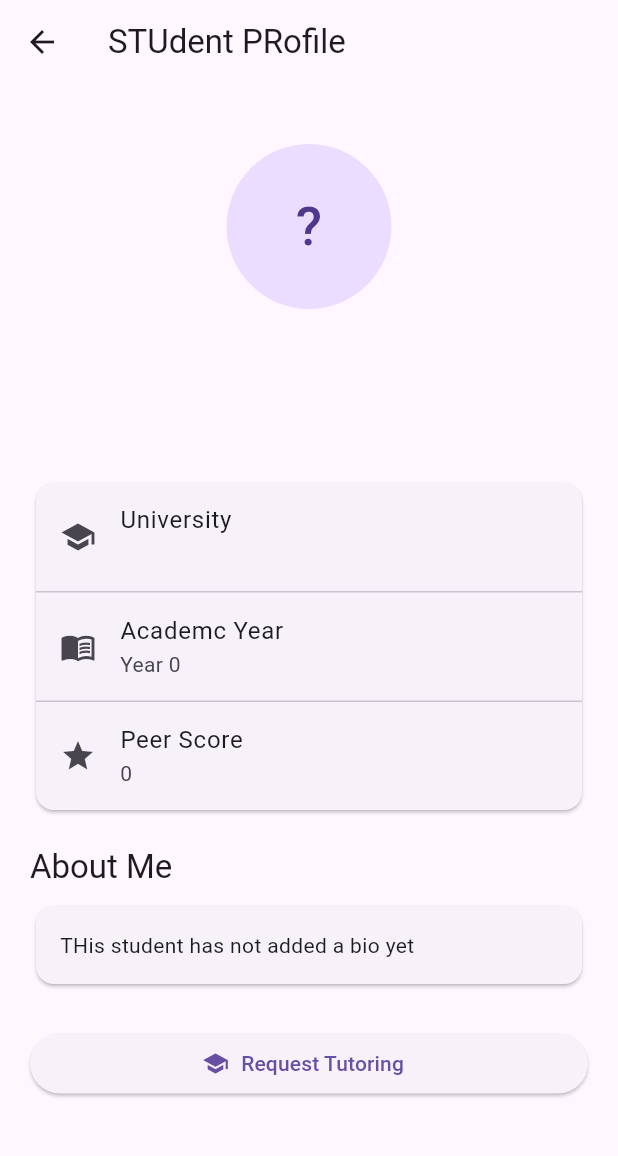
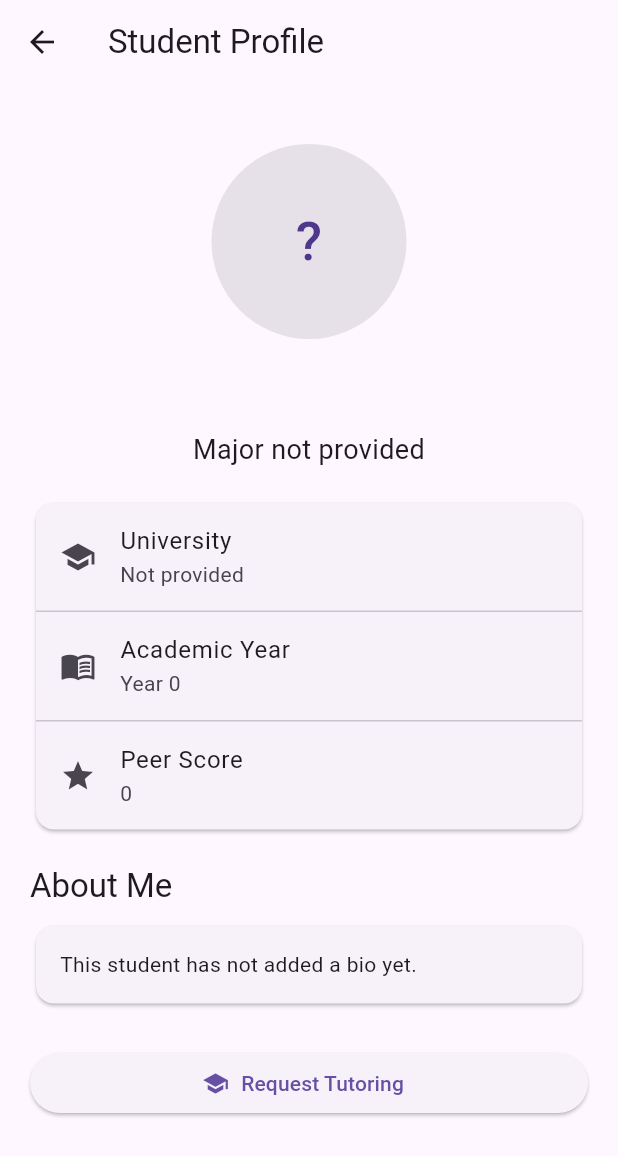
Before and after one commit to myozawthant813-deep/peer-tutoring, a Flutter app: the StudentProfilePage screen opened directly with empty values, on a phone screen of 412 x 824 dp. Shown: the top 1156 px of the screen. Run offline on Flutter 3.47's test engine with Material 3 defaults, Android fonts, the light colour scheme and no system bars; our stand-ins replace image_picker, shared_preferences; accounts and stored records are empty.

Commit message:
show each student profile

```diff
--- a/frontend/peer_tutoring/lib/pages/profile/student_profile_page.dart
+++ b/frontend/peer_tutoring/lib/pages/profile/student_profile_page.dart
@@ -1,10 +1,12 @@
 import 'package:flutter/material.dart';
+import 'package:peer_tutoring/Services/api_service.dart';
 import 'package:peer_tutoring/models/user.dart';
 import 'package:peer_tutoring/pages/tutors/request_tutoring_page.dart';
 
 class StudentProfilePage extends StatelessWidget {
   final int requesterId;
   final User user;
+
   const StudentProfilePage({
     super.key,
     required this.user,
@@ -13,72 +15,96 @@ class StudentProfilePage extends StatelessWidget {
 
   @override
   Widget build(BuildContext context) {
+    final imagePath = user.profileImage?.trim() ?? '';
+
+    final imageUrl = imagePath.isEmpty
+        ? ''
+        : imagePath.startsWith('http')
+            ? imagePath
+            : '${ApiService.baseUrl}$imagePath';
+
     return Scaffold(
       appBar: AppBar(
-        title: Text("STUdent PRofile"),
+        title: const Text('Student Profile'),
       ),
       body: SingleChildScrollView(
-        padding: EdgeInsets.all(20),
+        padding: const EdgeInsets.all(20),
         child: Column(
           crossAxisAlignment: CrossAxisAlignment.center,
           children: [
-            const SizedBox(
-              height: 20,
-            ),
+            const SizedBox(height: 20),
+
+            // Student profile picture
             CircleAvatar(
-              radius: 55,
-              child: Text(
+              radius: 65,
+              backgroundColor:
+                  Theme.of(context).colorScheme.surfaceContainerHighest,
+              backgroundImage:
+                  imageUrl.isNotEmpty ? NetworkImage(imageUrl) : null,
+              onBackgroundImageError: imageUrl.isNotEmpty
+                  ? (exception, stackTrace) {
+                      debugPrint('Student profile image error: $exception');
+                    }
+                  : null,
+              child: imageUrl.isEmpty
+                  ? Text(
                       user.name.isNotEmpty ? user.name[0].toUpperCase() : '?',
                       style: const TextStyle(fontSize: 36),
+                    )
+                  : null,
+            ),
+
+            const SizedBox(height: 15),
+
+            Text(
+              user.name,
+              textAlign: TextAlign.center,
+              style: const TextStyle(
+                fontSize: 26,
+                fontWeight: FontWeight.bold,
               ),
             ),
-            const SizedBox(
-              height: 15,
-            ),
+
+            const SizedBox(height: 8),
+
             Text(
-              user.name,
-              style: const TextStyle(fontSize: 26, fontWeight: FontWeight.bold),
-            ),
-            const SizedBox(
-              height: 15,
-            ),
-            Text(
-              user.major,
+              user.major.isNotEmpty ? user.major : 'Major not provided',
+              textAlign: TextAlign.center,
               style: const TextStyle(fontSize: 18),
             ),
-            const SizedBox(
-              height: 18,
-            ),
+
+            const SizedBox(height: 18),
+
             Card(
               child: Column(
                 children: [
                   ListTile(
                     leading: const Icon(Icons.school),
                     title: const Text('University'),
-                    subtitle: Text(user.university),
+                    subtitle: Text(
+                      user.university.isNotEmpty
+                          ? user.university
+                          : 'Not provided',
                     ),
-                  const Divider(
-                    height: 1,
                   ),
+                  const Divider(height: 1),
                   ListTile(
                     leading: const Icon(Icons.menu_book),
-                    title: const Text('Academc Year'),
+                    title: const Text('Academic Year'),
                     subtitle: Text('Year ${user.year}'),
                   ),
-                  const Divider(
-                    height: 1,
-                  ),
+                  const Divider(height: 1),
                   ListTile(
                     leading: const Icon(Icons.star),
                     title: const Text('Peer Score'),
                     subtitle: Text('${user.peerScore}'),
-                  )
+                  ),
                 ],
               ),
             ),
-            const SizedBox(
-              height: 20,
-            ),
+
+            const SizedBox(height: 20),
+
             Align(
               alignment: Alignment.centerLeft,
               child: Text(
@@ -86,9 +112,9 @@ class StudentProfilePage extends StatelessWidget {
                 style: Theme.of(context).textTheme.titleLarge,
               ),
             ),
-            const SizedBox(
-              height: 8,
-            ),
+
+            const SizedBox(height: 8),
+
             SizedBox(
               width: double.infinity,
               child: Card(
@@ -97,28 +123,33 @@ class StudentProfilePage extends StatelessWidget {
                   child: Text(
                     user.bio.isNotEmpty
                         ? user.bio
-                        : 'THis student has not added a bio yet',
+                        : 'This student has not added a bio yet.',
                   ),
                 ),
               ),
             ),
-            const SizedBox(
-              height: 25,
-            ),
+
+            const SizedBox(height: 25),
+
             SizedBox(
               width: double.infinity,
               child: ElevatedButton.icon(
-                onPressed: () {
+                onPressed: user.id == null
+                    ? null
+                    : () {
                         Navigator.push(
                           context,
                           MaterialPageRoute(
                             builder: (context) => RequestTutoringPage(
                               requesterId: requesterId,
                               tutorId: user.id!,
-                              tutorName: user.name)));
+                              tutorName: user.name,
+                            ),
+                          ),
+                        );
                       },
                 icon: const Icon(Icons.school),
-                label: const Text("Request Tutoring"),
+                label: const Text('Request Tutoring'),
               ),
             ),
           ],
```
Lines whose indentation alone changed are shown as unchanged.
